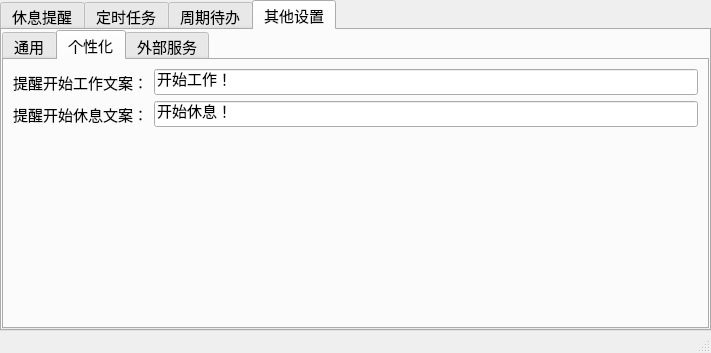
The window that main.ui (songquanpeng/personal-assistant) describes before a commit, drawn with Qt 5.
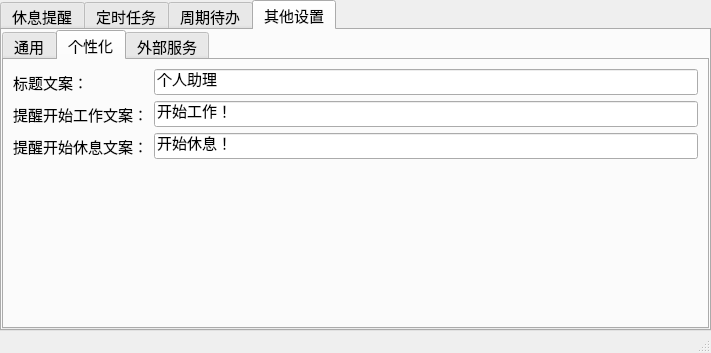
The same window after the commit. The open tabs and pages were chosen to show the change.

Commit message: Support custom title now

The edit to the form file:
```diff
--- a/main.ui
+++ b/main.ui
@@ -486,17 +486,38 @@
            <attribute name="title">
             <string>个性化</string>
            </attribute>
-           <layout class="QGridLayout" name="gridLayout_7">
+           <layout class="QFormLayout" name="formLayout">
             <item row="0" column="0">
-             <layout class="QHBoxLayout" name="horizontalLayout_14">
-              <item>
+             <widget class="QLabel" name="label_16">
+              <property name="minimumSize">
+               <size>
+                <width>45</width>
+                <height>0</height>
+               </size>
+              </property>
+              <property name="text">
+               <string>标题文案：</string>
+              </property>
+             </widget>
+            </item>
+            <item row="0" column="1">
+             <widget class="QLineEdit" name="titleTextLineEdit">
+              <property name="text">
+               <string>个人助理</string>
+              </property>
+              <property name="echoMode">
+               <enum>QLineEdit::Normal</enum>
+              </property>
+             </widget>
+            </item>
+            <item row="1" column="0">
                <widget class="QLabel" name="label_14">
                 <property name="text">
                  <string>提醒开始工作文案：</string>
                 </property>
                </widget>
               </item>
-              <item>
+            <item row="1" column="1">
                <widget class="QLineEdit" name="workTextLineEdit">
                 <property name="text">
                  <string>开始工作！</string>
@@ -506,18 +527,14 @@
                 </property>
                </widget>
               </item>
-             </layout>
-            </item>
-            <item row="1" column="0">
-             <layout class="QHBoxLayout" name="horizontalLayout_15">
-              <item>
+            <item row="2" column="0">
                <widget class="QLabel" name="label_15">
                 <property name="text">
                  <string>提醒开始休息文案：</string>
                 </property>
                </widget>
               </item>
-              <item>
+            <item row="2" column="1">
                <widget class="QLineEdit" name="restTextLineEdit">
                 <property name="text">
                  <string>开始休息！</string>
@@ -527,9 +544,7 @@
                 </property>
                </widget>
               </item>
-             </layout>
-            </item>
-            <item row="2" column="0">
+            <item row="3" column="0">
              <spacer name="verticalSpacer_4">
               <property name="orientation">
                <enum>Qt::Vertical</enum>
```
Left out of the diff: 22 changed lines with no effect on the pictures. Lines whose indentation alone changed are shown as unchanged. The commit also changes 4 other files.
